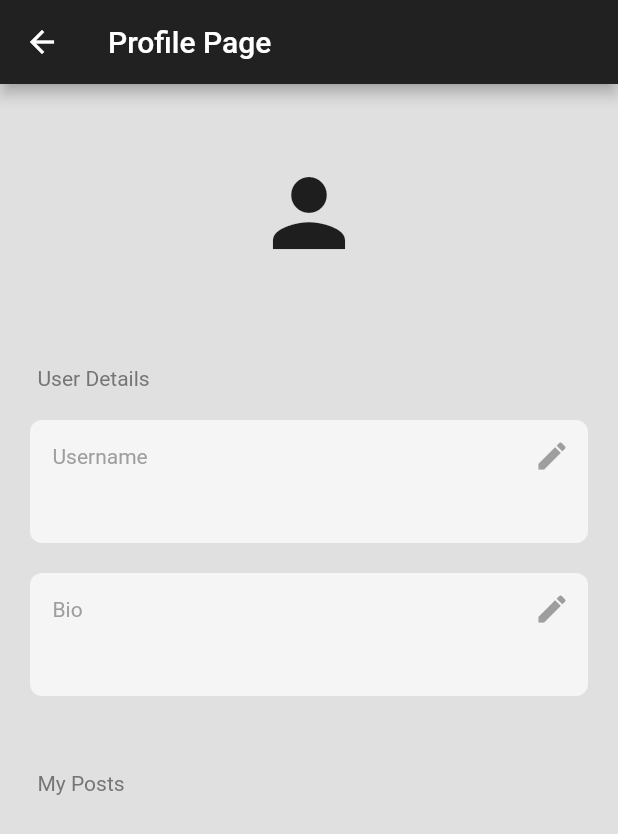
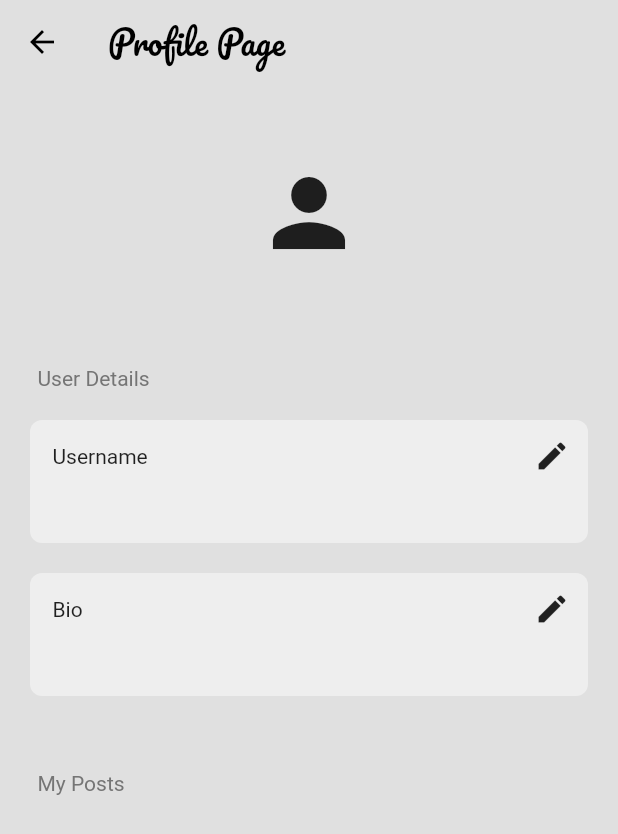
Before and after one commit to bhav-07/the_wall, a Flutter app: the ProfilePage screen opened directly, on a phone screen of 412 x 824 dp. Shown: the top 834 px of the screen. Run offline on Flutter 3.47's test engine with Material 2 defaults, Android fonts, the phone set to English and light mode, and no system bars; our stand-ins replace cloud_firestore, firebase_auth, firebase_core, google_fonts; accounts and stored records are empty; generated files the repository leaves out were written again; network calls fail.

Commit message:
added theme settings

```diff
--- a/lib/components/text_box.dart
+++ b/lib/components/text_box.dart
@@ -15,7 +15,7 @@ class MyTextBox extends StatelessWidget {
   Widget build(BuildContext context) {
     return Container(
       decoration: BoxDecoration(
-          color: Colors.grey[100], borderRadius: BorderRadius.circular(8)),
+          color: Theme.of(context).colorScheme.primary , borderRadius: BorderRadius.circular(8)),
       padding: const EdgeInsets.only(left: 15, bottom: 15),
       margin: const EdgeInsets.only(left: 20, right: 20, top: 20),
       child: Column(
@@ -27,22 +27,22 @@ class MyTextBox extends StatelessWidget {
             children: [
               Text(
                 sectionName,
-                style: TextStyle(color: Colors.grey[500]),
+                // style: TextStyle(color:),
               ),
               //edit button
               IconButton(
                 onPressed: onPressed,
                 icon: const Icon(Icons.edit),
-                color: Colors.grey[500],
+                // color: Colors.grey[500],
               )
             ],
           ),
           //text
           Text(text,
-              style: TextStyle(
-                  color: Colors.grey[800],
+              style: const TextStyle(
+                  // color: Colors.grey[800],
                   fontSize: 16,
-                  fontWeight: FontWeight.w600)),
+                  fontWeight: FontWeight.w500)),
         ],
 
       ),
--- a/lib/components/text_field.dart
+++ b/lib/components/text_field.dart
@@ -17,13 +17,13 @@ class MyTextField extends StatelessWidget {
       controller: controller,
       obscureText: obscureText,
       decoration: InputDecoration(
-        enabledBorder: const OutlineInputBorder(
-          borderSide: BorderSide(color: Colors.white),
+        enabledBorder: OutlineInputBorder(
+          borderSide: BorderSide(color: Theme.of(context).colorScheme.secondary),
         ),
         focusedBorder: const OutlineInputBorder(
           borderSide: BorderSide(color: Colors.white),
         ),
-        fillColor: Colors.white,
+        fillColor: Theme.of(context).colorScheme.secondary,
         filled: true,
         hintText: hintText,
         hintStyle: TextStyle(color: Colors.grey[500]),
--- a/lib/components/wall_post.dart
+++ b/lib/components/wall_post.dart
@@ -108,7 +108,7 @@ class _WallPostState extends State<WallPost> {
   Widget build(BuildContext context) {
     return Container(
       decoration: BoxDecoration(
-        color: Colors.white,
+        color: Theme.of(context).colorScheme.primary,
         borderRadius: BorderRadius.circular(10),
       ),
       margin: const EdgeInsets.only(top: 25, left: 25, right: 25),
--- a/lib/pages/home_page.dart
+++ b/lib/pages/home_page.dart
@@ -50,10 +50,9 @@ class _HomePageState extends State<HomePage> {
   @override
   Widget build(BuildContext context) {
     return Scaffold(
-      backgroundColor: Colors.grey[200],
+      backgroundColor: Theme.of(context).colorScheme.background,
       appBar: AppBar(
         title: Text("The Wall",style: GoogleFonts.pacifico(fontSize: 25),),
-        backgroundColor: Colors.grey[900],
         elevation: 0,
         centerTitle: true,
 
--- a/lib/pages/profile_page.dart
+++ b/lib/pages/profile_page.dart
@@ -1,6 +1,7 @@
 import 'package:cloud_firestore/cloud_firestore.dart';
 import 'package:firebase_auth/firebase_auth.dart';
 import 'package:flutter/material.dart';
+import 'package:google_fonts/google_fonts.dart';
 import 'package:the_wall/components/text_box.dart';
 
 class ProfilePage extends StatefulWidget {
@@ -61,10 +62,9 @@ class _ProfilePageState extends State<ProfilePage> {
   @override
   Widget build(BuildContext context) {
     return Scaffold(
-        backgroundColor: Colors.grey[300],
+        backgroundColor:Theme.of(context).colorScheme.background,
         appBar: AppBar(
-          title: const Text("Profile Page"),
-          backgroundColor: Colors.grey[900],
+          title: Text("Profile Page", style: GoogleFonts.pacifico(fontSize: 22),),
         ),
         body: StreamBuilder<DocumentSnapshot>(
           stream: FirebaseFirestore.instance
--- /dev/null
+++ b/lib/themes/dark_Theme.dart
@@ -0,0 +1,15 @@
+import 'package:flutter/material.dart';
+
+ThemeData darkTheme = ThemeData(
+  brightness: Brightness.dark,
+  appBarTheme: const AppBarTheme(
+    backgroundColor: Colors.black,
+    elevation: 0,
+    centerTitle: true,
+  ),
+  colorScheme: ColorScheme.dark(
+    background: Colors.black,
+    primary: Colors.grey[900]!,
+    secondary: Colors.grey[700]!,
+  )
+);
--- /dev/null
+++ b/lib/themes/light_theme.dart
@@ -0,0 +1,16 @@
+import 'package:flutter/material.dart';
+
+ThemeData lightTheme = ThemeData(
+  brightness: Brightness.light,
+  appBarTheme: const AppBarTheme(
+    backgroundColor: Colors.transparent,
+    elevation: 0,
+    iconTheme: IconThemeData(color: Colors.black),
+    titleTextStyle: TextStyle(color: Colors.black,fontSize: 22),
+  ),
+  colorScheme: ColorScheme.light(
+    background: Colors.grey[300]!,
+    primary: Colors.grey[200]!,
+    secondary: Colors.grey[300]!,
+  )
+);
```
Also changed, not shown: lib/components/comment.dart (+4 -4 lines), lib/main.dart (+6 -2 lines).
